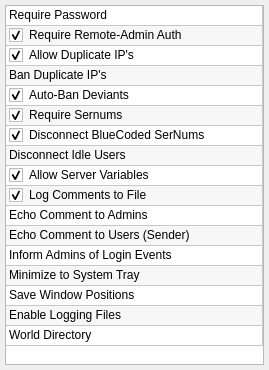
Old version of the form ui/widgets/settingswidget.ui in the repository StarixWoS/ReMix.
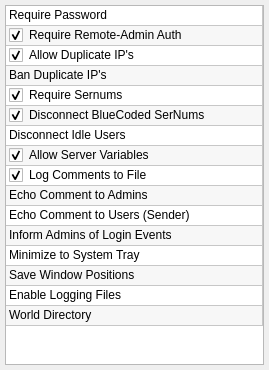
New version of the form.

```diff
--- a/ui/widgets/settingswidget.ui
+++ b/ui/widgets/settingswidget.ui
@@ -194,14 +194,6 @@
       <property name="text">
        <string>15</string>
       </property>
-      <property name="toolTip">
-       <string>All Ban, Mute, Disconnect, Usage, and UPNP logs will be logged to file.</string>
-      </property>
-     </row>
-     <row>
-      <property name="text">
-       <string>16</string>
-      </property>
      </row>
      <column>
       <property name="text">
@@ -254,17 +246,6 @@
      </item>
      <item row="4" column="0">
       <property name="text">
-       <string>Auto-Ban Deviants</string>
-      </property>
-      <property name="toolTip">
-       <string>Any deviation from normal client behavior will result in the User being banned.</string>
-      </property>
-      <property name="checkState">
-       <enum>Checked</enum>
-      </property>
-     </item>
-     <item row="5" column="0">
-      <property name="text">
        <string>Require Sernums</string>
       </property>
       <property name="toolTip">
@@ -274,7 +255,7 @@
        <enum>Checked</enum>
       </property>
      </item>
-     <item row="6" column="0">
+     <item row="5" column="0">
       <property name="text">
        <string>Disconnect BlueCoded SerNums</string>
       </property>
@@ -285,7 +266,7 @@
        <enum>Checked</enum>
       </property>
      </item>
-     <item row="7" column="0">
+     <item row="6" column="0">
       <property name="text">
        <string>Disconnect Idle Users</string>
       </property>
@@ -296,7 +277,7 @@
        <enum>Unchecked</enum>
       </property>
      </item>
-     <item row="8" column="0">
+     <item row="7" column="0">
       <property name="text">
        <string>Allow Server Variables</string>
       </property>
@@ -307,7 +288,7 @@
        <enum>Checked</enum>
       </property>
      </item>
-     <item row="9" column="0">
+     <item row="8" column="0">
       <property name="text">
        <string>Log Comments to File</string>
       </property>
@@ -318,7 +299,7 @@
        <enum>Checked</enum>
       </property>
      </item>
-     <item row="10" column="0">
+     <item row="9" column="0">
       <property name="text">
        <string>Echo Comment to Admins</string>
       </property>
@@ -329,7 +310,7 @@
        <enum>Unchecked</enum>
       </property>
      </item>
-     <item row="11" column="0">
+     <item row="10" column="0">
       <property name="text">
        <string>Echo Comment to Users (Sender)</string>
       </property>
@@ -340,7 +321,7 @@
        <enum>Unchecked</enum>
       </property>
      </item>
-     <item row="12" column="0">
+     <item row="11" column="0">
       <property name="text">
        <string>Inform Admins of Login Events</string>
       </property>
@@ -351,7 +332,7 @@
        <enum>Unchecked</enum>
       </property>
      </item>
-     <item row="13" column="0">
+     <item row="12" column="0">
       <property name="text">
        <string>Minimize to System Tray</string>
       </property>
@@ -362,7 +343,7 @@
        <enum>Unchecked</enum>
       </property>
      </item>
-     <item row="14" column="0">
+     <item row="13" column="0">
       <property name="text">
        <string>Save Window Positions</string>
       </property>
@@ -373,7 +354,7 @@
        <enum>Unchecked</enum>
       </property>
      </item>
-     <item row="15" column="0">
+     <item row="14" column="0">
       <property name="text">
        <string>Enable Logging Files</string>
       </property>
@@ -384,7 +365,7 @@
        <enum>Unchecked</enum>
       </property>
      </item>
-     <item row="16" column="0">
+     <item row="15" column="0">
       <property name="text">
        <string>World Directory</string>
       </property>
```
Left out of the diff: 24 changed lines with no effect on the pictures.
